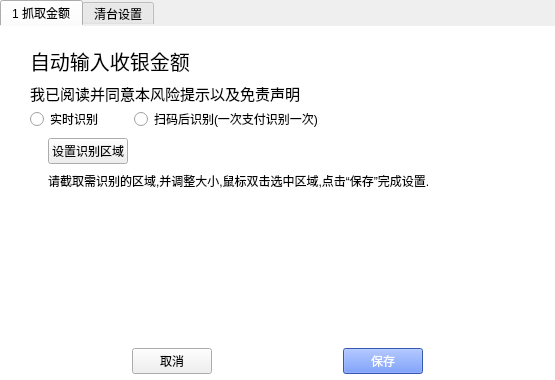
The window that View/cashregistersetting.ui (CodePeasant3/IPAY) describes before a commit, drawn with Qt 5.
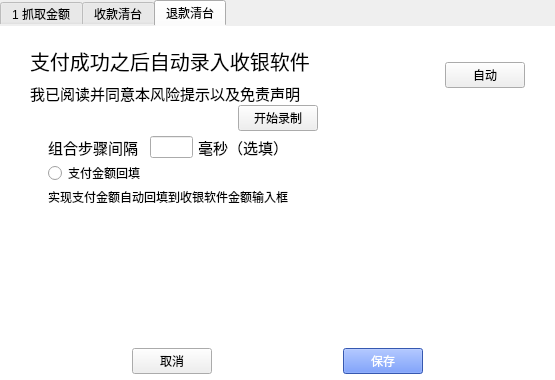
The same window after the commit. The open tabs and pages were chosen to show the change.

Commit message: 退款回填

Patch:
```diff
--- a/View/cashregistersetting.ui
+++ b/View/cashregistersetting.ui
@@ -49,11 +49,20 @@
 #widget_2,
 #widget,
 #capture_widget,
-#clear_widget{
+#clear_widget,
+#refund_widget,
+#refund_listWidget_keyboard{
 border:0px;
 background-color: white;
 }
 
+#widget_16,
+#widget_20{
+border:0px;
+background-color: white;
+
+}
+
 
 #capture_widget, 
 #clear_widget{
@@ -325,7 +334,7 @@
      </widget>
      <widget class="QWidget" name="capture_widget">
       <attribute name="title">
-       <string>清台设置</string>
+       <string>收款清台</string>
       </attribute>
       <layout class="QVBoxLayout" name="verticalLayout_3" stretch="2,8">
        <property name="spacing">
@@ -655,6 +664,338 @@
        </item>
       </layout>
      </widget>
+     <widget class="QWidget" name="refund_widget">
+      <attribute name="title">
+       <string>退款清台</string>
+      </attribute>
+      <layout class="QVBoxLayout" name="verticalLayout_10" stretch="2,8">
+       <property name="spacing">
+        <number>0</number>
+       </property>
+       <property name="leftMargin">
+        <number>30</number>
+       </property>
+       <property name="topMargin">
+        <number>20</number>
+       </property>
+       <property name="rightMargin">
+        <number>30</number>
+       </property>
+       <item>
+        <widget class="QWidget" name="widget_20" native="true">
+         <layout class="QHBoxLayout" name="horizontalLayout_9" stretch="15,5,1">
+          <property name="spacing">
+           <number>0</number>
+          </property>
+          <property name="leftMargin">
+           <number>0</number>
+          </property>
+          <property name="topMargin">
+           <number>0</number>
+          </property>
+          <property name="rightMargin">
+           <number>0</number>
+          </property>
+          <property name="bottomMargin">
+           <number>0</number>
+          </property>
+          <item>
+           <widget class="QWidget" name="widget_21" native="true">
+            <layout class="QVBoxLayout" name="verticalLayout_9">
+             <property name="leftMargin">
+              <number>0</number>
+             </property>
+             <property name="topMargin">
+              <number>0</number>
+             </property>
+             <property name="rightMargin">
+              <number>0</number>
+             </property>
+             <property name="bottomMargin">
+              <number>0</number>
+             </property>
+             <item>
+              <widget class="QLabel" name="label_12">
+               <property name="font">
+                <font>
+                 <pointsize>15</pointsize>
+                </font>
+               </property>
+               <property name="lineWidth">
+                <number>1</number>
+               </property>
+               <property name="text">
+                <string>支付成功之后自动录入收银软件</string>
+               </property>
+               <property name="margin">
+                <number>0</number>
+               </property>
+              </widget>
+             </item>
+             <item>
+              <widget class="QLabel" name="label_13">
+               <property name="font">
+                <font>
+                 <pointsize>11</pointsize>
+                </font>
+               </property>
+               <property name="text">
+                <string>我已阅读并同意本风险提示以及免责声明</string>
+               </property>
+              </widget>
+             </item>
+            </layout>
+           </widget>
+          </item>
+          <item>
+           <spacer name="horizontalSpacer_17">
+            <property name="orientation">
+             <enum>Qt::Horizontal</enum>
+            </property>
+            <property name="sizeHint" stdset="0">
+             <size>
+              <width>101</width>
+              <height>20</height>
+             </size>
+            </property>
+           </spacer>
+          </item>
+          <item>
+           <widget class="QWidget" name="widget_22" native="true">
+            <layout class="QHBoxLayout" name="horizontalLayout_10">
+             <property name="spacing">
+              <number>0</number>
+             </property>
+             <property name="leftMargin">
+              <number>0</number>
+             </property>
+             <property name="topMargin">
+              <number>0</number>
+             </property>
+             <property name="rightMargin">
+              <number>0</number>
+             </property>
+             <property name="bottomMargin">
+              <number>0</number>
+             </property>
+             <item>
+              <widget class="QPushButton" name="refund_pushButton_auto_clean">
+               <property name="text">
+                <string>自动</string>
+               </property>
+              </widget>
+             </item>
+            </layout>
+           </widget>
+          </item>
+         </layout>
+        </widget>
+       </item>
+       <item>
+        <widget class="QWidget" name="widget_16" native="true">
+         <layout class="QVBoxLayout" name="verticalLayout_8" stretch="1,1,8">
+          <property name="spacing">
+           <number>5</number>
+          </property>
+          <property name="leftMargin">
+           <number>0</number>
+          </property>
+          <property name="topMargin">
+           <number>0</number>
+          </property>
+          <property name="rightMargin">
+           <number>0</number>
+          </property>
+          <property name="bottomMargin">
+           <number>0</number>
+          </property>
+          <item>
+           <widget class="QWidget" name="widget_17" native="true">
+            <layout class="QHBoxLayout" name="horizontalLayout_8">
+             <property name="spacing">
+              <number>0</number>
+             </property>
+             <property name="leftMargin">
+              <number>0</number>
+             </property>
+             <property name="topMargin">
+              <number>0</number>
+             </property>
+             <property name="rightMargin">
+              <number>0</number>
+             </property>
+             <property name="bottomMargin">
+              <number>0</number>
+             </property>
+             <item>
+              <spacer name="horizontalSpacer_12">
+               <property name="orientation">
+                <enum>Qt::Horizontal</enum>
+               </property>
+               <property name="sizeHint" stdset="0">
+                <size>
+                 <width>205</width>
+                 <height>20</height>
+                </size>
+               </property>
+              </spacer>
+             </item>
+             <item>
+              <widget class="QPushButton" name="refund_pushButton_record">
+               <property name="text">
+                <string>开始录制</string>
+               </property>
+              </widget>
+             </item>
+             <item>
+              <spacer name="horizontalSpacer_13">
+               <property name="orientation">
+                <enum>Qt::Horizontal</enum>
+               </property>
+               <property name="sizeHint" stdset="0">
+                <size>
+                 <width>204</width>
+                 <height>20</height>
+                </size>
+               </property>
+              </spacer>
+             </item>
+            </layout>
+           </widget>
+          </item>
+          <item>
+           <widget class="QWidget" name="widget_18" native="true">
+            <layout class="QGridLayout" name="gridLayout_8" columnstretch="2,1,2,8">
+             <property name="leftMargin">
+              <number>18</number>
+             </property>
+             <property name="topMargin">
+              <number>0</number>
+             </property>
+             <property name="rightMargin">
+              <number>0</number>
+             </property>
+             <property name="bottomMargin">
+              <number>0</number>
+             </property>
+             <property name="horizontalSpacing">
+              <number>5</number>
+             </property>
+             <property name="verticalSpacing">
+              <number>2</number>
+             </property>
+             <item row="2" column="3">
+              <spacer name="horizontalSpacer_16">
+               <property name="orientation">
+                <enum>Qt::Horizontal</enum>
+               </property>
+               <property name="sizeHint" stdset="0">
+                <size>
+                 <width>269</width>
+                 <height>20</height>
+                </size>
+               </property>
+              </spacer>
+             </item>
+             <item row="2" column="0" colspan="3">
+              <widget class="QLabel" name="label_11">
+               <property name="text">
+                <string>实现支付金额自动回填到收银软件金额输入框</string>
+               </property>
+              </widget>
+             </item>
+             <item row="1" column="1" colspan="2">
+              <spacer name="horizontalSpacer_15">
+               <property name="orientation">
+                <enum>Qt::Horizontal</enum>
+               </property>
+               <property name="sizeHint" stdset="0">
+                <size>
+                 <width>111</width>
+                 <height>20</height>
+                </size>
+               </property>
+              </spacer>
+             </item>
+             <item row="0" column="1">
+              <widget class="QLineEdit" name="refund_lineEdit_interval"/>
+             </item>
+             <item row="0" column="0">
+              <widget class="QLabel" name="label_9">
+               <property name="font">
+                <font>
+                 <pointsize>11</pointsize>
+                </font>
+               </property>
+               <property name="text">
+                <string>组合步骤间隔</string>
+               </property>
+              </widget>
+             </item>
+             <item row="0" column="2">
+              <widget class="QLabel" name="label_10">
+               <property name="font">
+                <font>
+                 <pointsize>11</pointsize>
+                </font>
+               </property>
+               <property name="text">
+                <string>毫秒（选填）</string>
+               </property>
+              </widget>
+             </item>
+             <item row="1" column="0">
+              <widget class="QRadioButton" name="refund_radioButton_money_back">
+               <property name="text">
+                <string>支付金额回填</string>
+               </property>
+              </widget>
+             </item>
+             <item row="0" column="3">
+              <spacer name="horizontalSpacer_14">
+               <property name="orientation">
+                <enum>Qt::Horizontal</enum>
+               </property>
+               <property name="sizeHint" stdset="0">
+                <size>
+                 <width>269</width>
+                 <height>20</height>
+                </size>
+               </property>
+              </spacer>
+             </item>
+            </layout>
+           </widget>
+          </item>
+          <item>
+           <widget class="QWidget" name="widget_19" native="true">
+            <layout class="QGridLayout" name="gridLayout_9">
+             <property name="leftMargin">
+              <number>0</number>
+             </property>
+             <property name="topMargin">
+              <number>0</number>
+             </property>
+             <property name="rightMargin">
+              <number>0</number>
+             </property>
+             <property name="bottomMargin">
+              <number>0</number>
+             </property>
+             <property name="spacing">
+              <number>0</number>
+             </property>
+             <item row="0" column="0">
+              <widget class="QListWidget" name="refund_listWidget_keyboard"/>
+             </item>
+            </layout>
+           </widget>
+          </item>
+         </layout>
+        </widget>
+       </item>
+      </layout>
+     </widget>
     </widget>
    </item>
    <item>
```
The commit also changes 13 other files.
